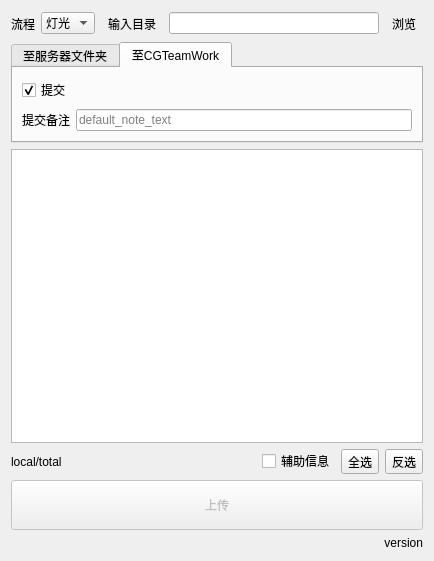
This is cgtwq_uploader/window.ui in WuLiFang/uploader as Qt 5 draws it before an edit. The edited form follows.
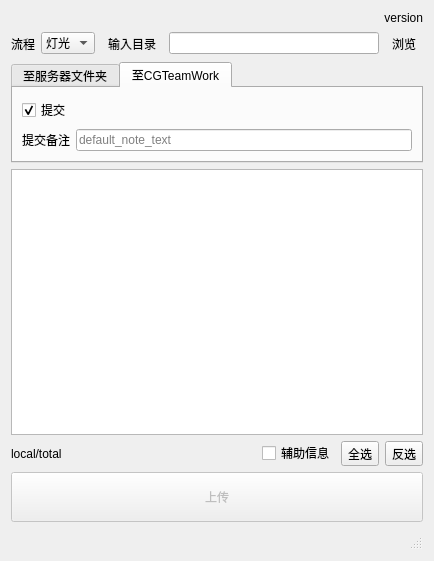
This is the edited form.

The edit to the form file:
```diff
--- a/cgtwq_uploader/window.ui
+++ b/cgtwq_uploader/window.ui
@@ -20,6 +20,16 @@
    <string>上传工具</string>
   </property>
   <layout class="QVBoxLayout" name="verticalLayout">
+   <item>
+    <widget class="QLabel" name="version_label">
+     <property name="text">
+      <string>version</string>
+     </property>
+     <property name="alignment">
+      <set>Qt::AlignRight|Qt::AlignTrailing|Qt::AlignVCenter</set>
+     </property>
+    </widget>
+   </item>
    <item>
     <layout class="QHBoxLayout" name="horizontalLayout_5">
      <item>
@@ -214,7 +224,11 @@
    <item>
     <layout class="QVBoxLayout" name="verticalLayout_4">
      <item>
-      <widget class="QListWidget" name="listWidget"/>
+      <widget class="QListView" name="listView">
+       <property name="mouseTracking">
+        <bool>true</bool>
+       </property>
+      </widget>
      </item>
      <item>
       <layout class="QHBoxLayout" name="horizontalLayout_7">
@@ -292,14 +306,7 @@
     </widget>
    </item>
    <item>
-    <widget class="QLabel" name="version_label">
-     <property name="text">
-      <string>version</string>
-     </property>
-     <property name="alignment">
-      <set>Qt::AlignRight|Qt::AlignTrailing|Qt::AlignVCenter</set>
-     </property>
-    </widget>
+    <widget class="QStatusBar" name="statusBar"/>
    </item>
   </layout>
   <action name="actionSync">
```
Left out of the diff: 3 changed lines with no effect on the pictures.
